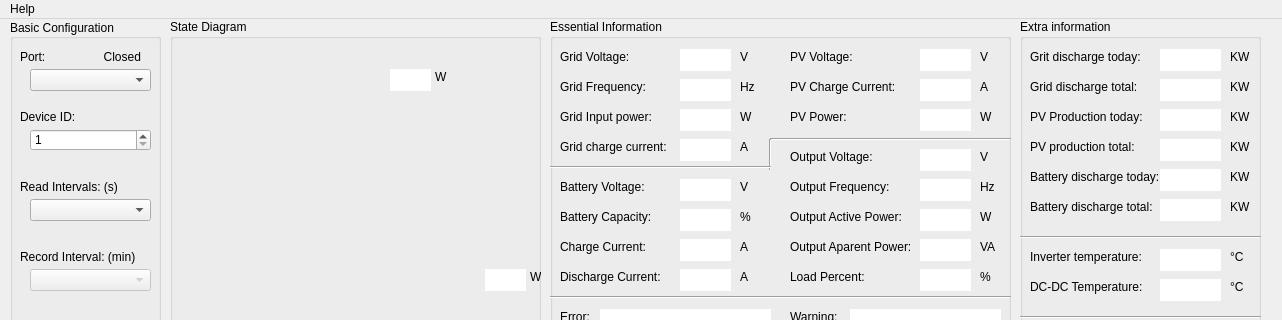
MorgothCreator/GrowattMonitorUi, file GrowattMonitorUi/mainwindow.ui: the form before one commit; both pictures show x 0 to 1282 and y 0 to 320 of the 1282 by 605 pixel window.
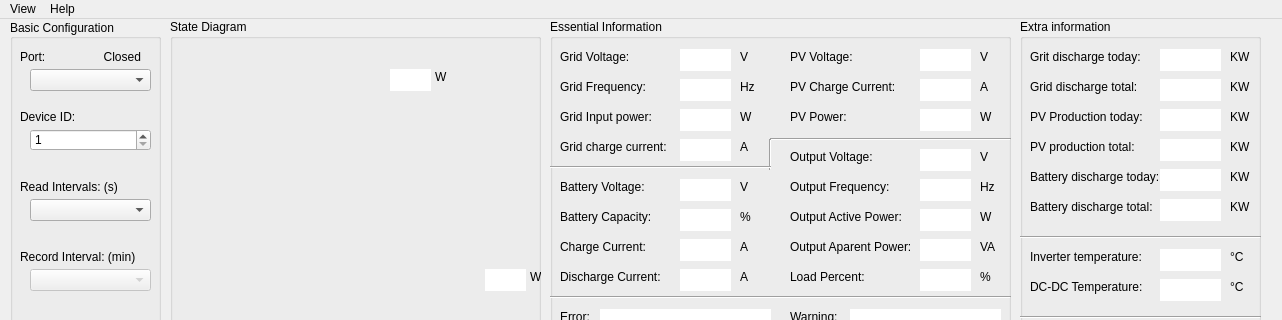
The form after the commit. Icons and pictures are not drawn.

What changed in the file:
```diff
--- a/GrowattMonitorUi/mainwindow.ui
+++ b/GrowattMonitorUi/mainwindow.ui
@@ -3020,6 +3020,13 @@
     </property>
     <addaction name="actionAbout"/>
    </widget>
+   <widget class="QMenu" name="menuView">
+    <property name="title">
+     <string>View</string>
+    </property>
+    <addaction name="actionChart"/>
+   </widget>
+   <addaction name="menuView"/>
    <addaction name="menuHelp"/>
   </widget>
   <widget class="QStatusBar" name="statusbar">
```
Left out of the diff: 5 changed lines with no effect on the pictures.
